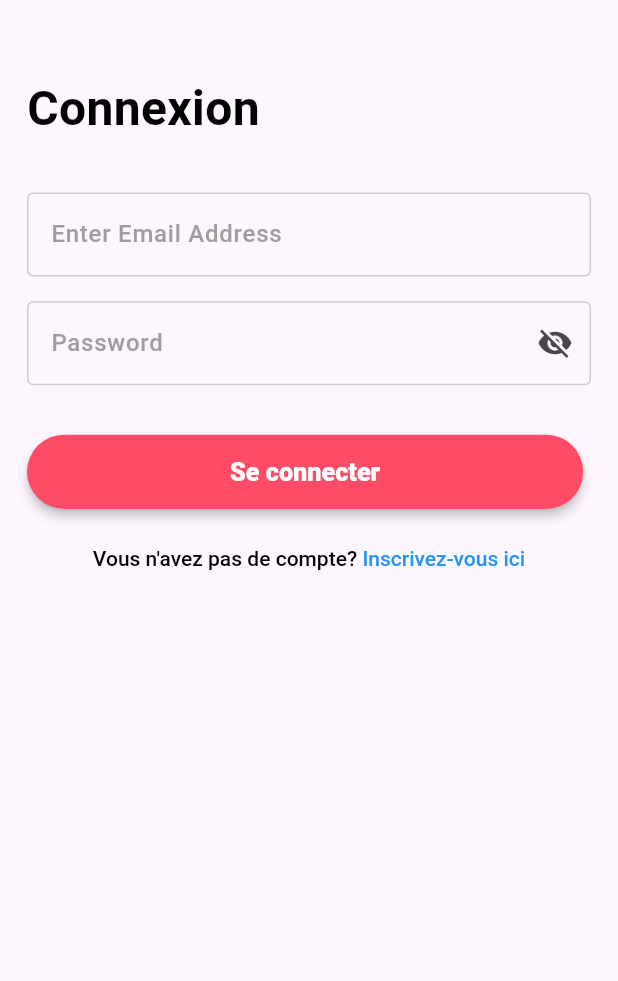
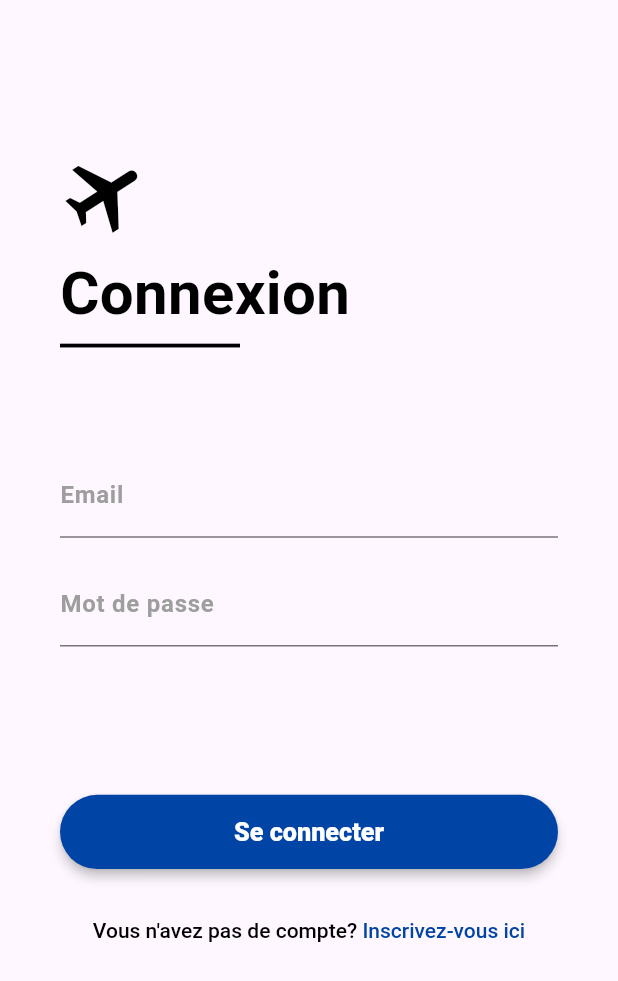
Before and after one commit to yemamedehah/Projet_Smart, a Flutter app: the screen it shows after launch, on a phone screen of 412 x 824 dp. Shown: the top 981 px of the screen. Run offline on Flutter 3.47's test engine with Material 3 defaults, Android fonts, the light colour scheme and no system bars; our stand-ins replace get.

Commit message:
login and signup

```diff
--- a/lib/main.dart
+++ b/lib/main.dart
@@ -1,6 +1,6 @@
 import 'package:flutter/material.dart';
 import 'package:projet_smart/screens/login_screen.dart';
-//import 'package:get/get.dart';
+import 'package:get/get.dart';
 
 void main() {
   runApp(const MyApp());
--- a/lib/screens/login_screen.dart
+++ b/lib/screens/login_screen.dart
@@ -1,7 +1,9 @@
 import 'package:flutter/material.dart';
+import 'package:flutter/gestures.dart';
 import 'package:projet_smart/config.dart';
 import 'package:projet_smart/widget/my_button.dart';
 import 'package:projet_smart/widget/my_text_filed.dart';
+import 'package:projet_smart/screens/signup_screen.dart';
 
 import '../app_constants.dart';
 
@@ -11,45 +13,75 @@ class LoginScreen extends StatelessWidget {
     return Scaffold(
       body: SingleChildScrollView(
       child:Padding(
-        padding: const EdgeInsets.symmetric(horizontal: 18.0),
+        padding: const EdgeInsets.symmetric(horizontal: 40.0),
+
         child: Column(
           crossAxisAlignment: CrossAxisAlignment.start,
           children: <Widget>[
+            SizedBox(height: fullHeight(context) * 0.12),
+                Transform.rotate(
+              angle: 2 / 2, // Angle de rotation en radians (90 degrés dans cet exemple)
+              child: Icon(
+                Icons.airplanemode_active_outlined,
+                size: 60,
+                color: Colors.black,
+              ),
+            ),
 
-            SizedBox(height: fullHeight(context) * 0.06),
+            SizedBox(height: fullHeight(context) * 0.01),
             const Text(
               'Connexion',
               style: TextStyle(
                 color: Colors.black,
-                fontSize: 32.0,
+                fontSize: 40.0,
                 fontWeight: FontWeight.bold,
+               // épaisseur du soulignement
               ),
             ),
-            SizedBox(height: fullHeight(context) * 0.04),
-            MyTextFiled(hint: 'Enter Email Address'),
+            Container(
+              height: 2.5, // La hauteur de la ligne
+              width: 120, // La largeur de la ligne (ajustez cette valeur pour la longueur souhaitée)
+              color: Colors.black, // La couleur de la ligne
+              margin: EdgeInsets.symmetric(vertical: 5), // L'espacement au-dessus et en dessous de la ligne
+            ),
+            SizedBox(height: fullHeight(context) * 0.08),
+            MyTextFiled(hint: 'Email'),
             SizedBox(height: fullHeight(context) * 0.02),
-            MyTextFiled(hint: 'Password', hasIcon: true),
+            MyTextFiled(hint: 'Mot de passe', obscure: true),
 
 
+            SizedBox(height: fullHeight(context) * 0.12),
+            MyButton(onPressed: () {}, title: 'Se connecter'),
             SizedBox(height: fullHeight(context) * 0.04),
-            MyButton(onPressed: () {}, title: 'Se connecter'),
-            SizedBox(height: fullHeight(context) * 0.03),
     Center(
   child: RichText(
-                text: const TextSpan(
+    text: TextSpan(
       text: "Vous n'avez pas de compte? ",
       style: TextStyle(
-                      color: Colors.black, fontWeight: FontWeight.w500),
-                  children: <TextSpan>[
+        color: Colors.black,
+        fontWeight: FontWeight.w500,
+      ),
+      children: [
         TextSpan(
           text: 'Inscrivez-vous ici',
           style: TextStyle(
-                            color: Colors.blue,
-                            fontWeight: FontWeight.w500)),
+            color: const Color(0xFF0044A5),
+            fontWeight: FontWeight.w500,
+          ),
+          recognizer: TapGestureRecognizer()
+            ..onTap = () {
+              // Navigate to the registration screen
+              Navigator.push(
+                context,
+                MaterialPageRoute(builder: (context) =>  SignupScreen()),
+              );
+            },
+        ),
       ],
     ),
   ),
 ),
+
           ],
         ),
       ),
--- a/lib/widget/my_button.dart
+++ b/lib/widget/my_button.dart
@@ -12,7 +12,7 @@ class MyButton extends StatefulWidget {
     super.key,
     this.onPressed,
     this.title,
-    this.color = AppConstants.primaryColor,
+      this.color = const Color(0xFF0044A5),
     this.textColor = Colors.white,
   });
 
--- a/lib/widget/my_text_filed.dart
+++ b/lib/widget/my_text_filed.dart
@@ -2,9 +2,9 @@ import 'package:flutter/material.dart';
 
 class MyTextFiled extends StatefulWidget {
  final String? hint;
-  final bool hasIcon;
+  final bool obscure;
   bool obscureText = true;
-   MyTextFiled({super.key , this.hint, this.hasIcon = false});
+   MyTextFiled({super.key , this.hint, this.obscure = false});
 
   @override
   State<MyTextFiled> createState() => _MyTextFiledState();
@@ -13,18 +13,31 @@ class MyTextFiled extends StatefulWidget {
 class _MyTextFiledState extends State<MyTextFiled> {
   @override
   Widget build(BuildContext context) {
-    return TextField(
-      obscureText: widget.obscureText,
+    return TextFormField(
+      obscuringCharacter: '*',
+   obscureText: widget.obscure ? widget.obscureText : false,
       decoration: InputDecoration(
-        hintText: widget.hint,
-        hintStyle:const TextStyle(color: Colors.grey, fontWeight: FontWeight.w500),
-        border: const OutlineInputBorder(borderRadius: BorderRadius.all(Radius.circular(32.0))),
-        enabledBorder: OutlineInputBorder(
-          borderSide: BorderSide(color: Colors.grey.withOpacity(0.5)),
-        ),
-        suffixIcon: widget.hasIcon ? const Icon(Icons.visibility_off) : null,
+        labelText: widget.hint,
+        labelStyle:const TextStyle(color: Colors.grey, fontWeight: FontWeight.w600) ,
+    //  suffixIcon: widget.obscure
+    //         ? IconButton(
+    //             icon: Icon(widget.obscureText ? Icons.visibility : Icons.visibility_off),
+    //             onPressed: () {
+    //               setState(() {
+    //                 widget.obscureText = !widget.obscureText;
+    //               });
+    //             },
+    //           )
+    //         : null,
+
 
       ),
+
+
+
+
+
+
     );
   }
 }
```
Also changed, not shown: lib/screens/signup_screen.dart (+43 -18 lines). Lines whose indentation alone changed are shown as unchanged.
